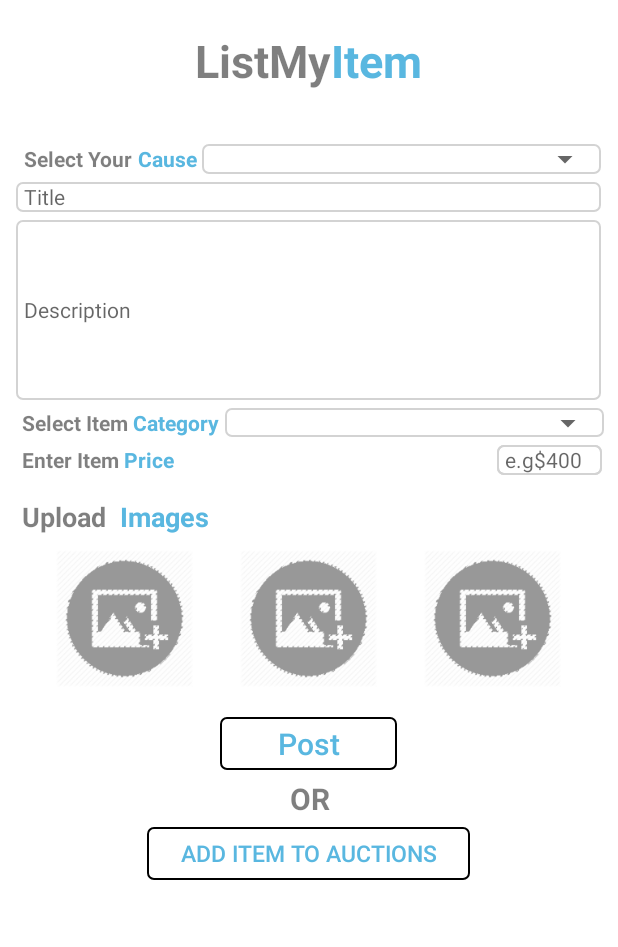
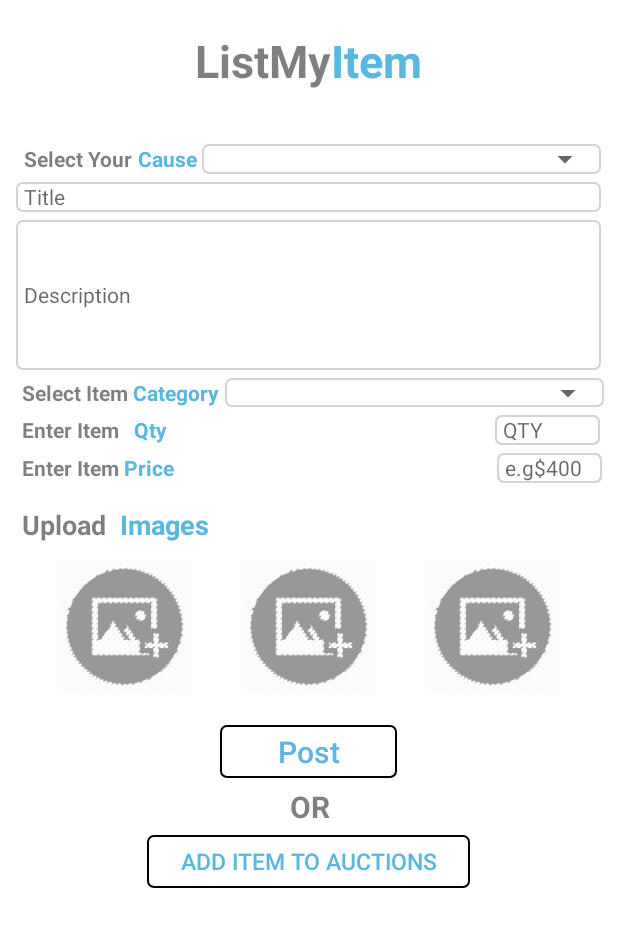
Before and after one commit to NoumanEjaz121/CauseFairy1, an Android app: the list_item screen opened directly, with no data from a screen before it, on a phone screen of 412 x 824 dp, the part 161-1108 px from its top. Run offline under Robolectric (Android 15) with nearby library versions, the phone set to English and light mode, and no system bars; our stand-ins replace Firebase (no records; nobody signed in at launch, a user with empty details on screens opened directly); Roboto replaces fonts that are not available here.

Commit message:
list item page/ Product

```diff
--- a/app/src/main/java/com/example/causefairy/MainActivity.java
+++ b/app/src/main/java/com/example/causefairy/MainActivity.java
@@ -97,7 +97,7 @@ public class MainActivity extends AppCompatActivity {
             @Override
             public void onComplete(@NonNull Task<AuthResult> task) {
                 if(task.isSuccessful()){
-                    Toast.makeText(MainActivity.this, "Sign In was Successfulllllll!", Toast.LENGTH_SHORT).show();
+                    Toast.makeText(MainActivity.this, "Sign In was Successful!", Toast.LENGTH_SHORT).show();
                     Intent i = new Intent(MainActivity.this, HomePage.class );
                     startActivity(i);
                     finish();
--- /dev/null
+++ b/app/src/main/java/com/example/causefairy/UserC.java
@@ -0,0 +1,5 @@
+package com.example.causefairy;
+
+public class UserC extends UserB{
+
+}
--- a/app/src/main/res/layout/activity_list_item.xml
+++ b/app/src/main/res/layout/activity_list_item.xml
@@ -112,7 +112,7 @@
         <EditText
             android:id="@+id/item_description"
             android:layout_width="390dp"
-            android:layout_height="120dp"
+            android:layout_height="100dp"
             android:layout_gravity="center"
             android:layout_marginTop="5dp"
             android:background="@drawable/tex_border"
@@ -162,7 +162,53 @@
 
 
         </LinearLayout>
+        <LinearLayout
+            android:layout_width="393dp"
+            android:layout_height="wrap_content"
+            android:layout_gravity="center"
+            android:layout_marginTop="5dp"
+            android:orientation="horizontal"
+            android:paddingStart="5dp"
+            android:paddingLeft="5dp">
 
+            <TextView
+                android:layout_width="wrap_content"
+                android:layout_height="match_parent"
+                android:text="Enter Item"
+                android:textColor="#80000000"
+                android:textSize="14dp"
+                android:textStyle="bold" />
+
+            <TextView
+                android:layout_width="wrap_content"
+                android:layout_height="wrap_content"
+                android:text="   Qty  "
+                android:textColor="@color/blue"
+                android:textSize="14dp"
+                android:textStyle="bold" />
+
+            <LinearLayout
+                android:layout_width="70dp"
+                android:layout_height="20dp"
+                android:background="@drawable/tex_border"
+                android:layout_marginLeft="212dp">
+
+
+                <EditText
+                    android:id="@+id/et_qty"
+                    android:layout_width="70dp"
+                    android:layout_height="20dp"
+                    android:layout_gravity="center"
+                    android:background="@drawable/tex_border"
+                    android:hint="QTY"
+                    android:inputType="text"
+                    android:paddingStart="5dp"
+                    android:paddingLeft="5dp"
+                    android:textColor="@color/black"
+                    android:textSize="14dp" />
+
+            </LinearLayout>
+        </LinearLayout>
         <LinearLayout
             android:layout_width="393dp"
             android:layout_height="wrap_content"
@@ -193,6 +239,7 @@
                 android:layout_height="20dp"
                 android:background="@drawable/tex_border"
                 android:layout_marginLeft="212dp">
+
 
                 <EditText
                     android:id="@+id/et_price"
```
Also changed, not shown: app/src/main/java/com/example/causefairy/Product.java (added, +71 -0 lines), app/src/main/java/com/example/causefairy/SignUp.java (+2 -33 lines), app/src/main/java/com/example/causefairy/User.java (added, +53 -0 lines), app/src/main/java/com/example/causefairy/UserB.java (added, +46 -0 lines), app/src/main/java/com/example/causefairy/list_item.java (+190 -31 lines).
